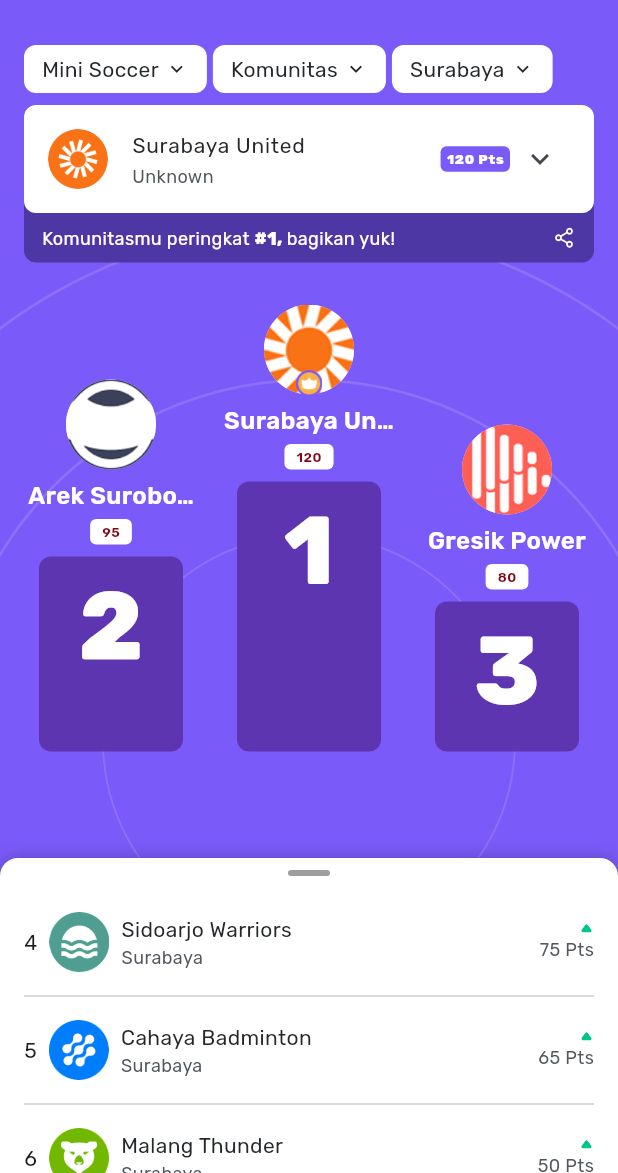
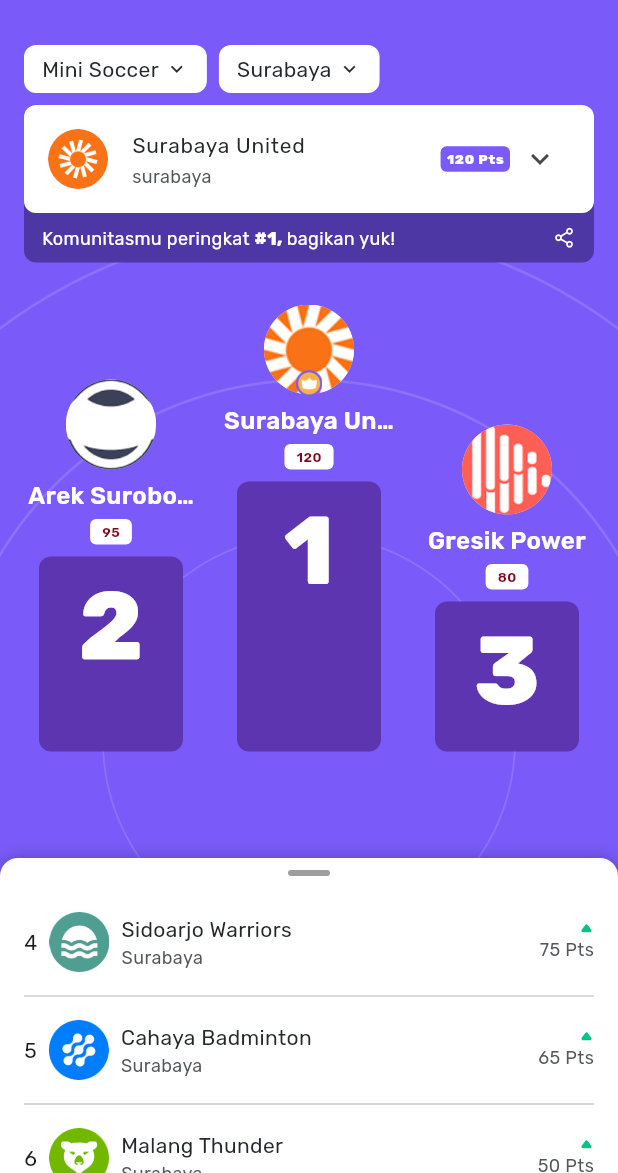
Before and after one commit to inisialer/leaderboard, a Flutter app: the screen it shows after launch, on a phone screen of 412 x 824 dp, the part 63-1236 px from its top. Run offline on Flutter 3.47's test engine with Material 3 defaults, Android fonts, the phone set to English and light mode, and no system bars; drawn by our look-alikes of sliding_up_panel; our stand-ins replace dotted_line, flutter_bloc, flutter_svg, google_fonts.

Commit message:
update baug textform,ui

```diff
--- a/lib/helper/global_function.dart
+++ b/lib/helper/global_function.dart
@@ -2,9 +2,7 @@ import 'package:dotted_line/dotted_line.dart';
 import 'package:flutter/material.dart';
 import 'package:flutter_bloc/flutter_bloc.dart';
 import 'package:google_fonts/google_fonts.dart';
-import 'package:leaderboard_app/bloc/category/category_cubit.dart';
 import 'package:leaderboard_app/bloc/filter/filter_cubit.dart';
-import 'package:leaderboard_app/bloc/region/region_cubit.dart';
 import 'package:leaderboard_app/bloc/type-leaderboard/type_leaderboard_cubit.dart';
 import 'package:leaderboard_app/helper/color_helper.dart';
 import 'package:leaderboard_app/helper/text_helper.dart';
@@ -175,17 +173,23 @@ void customBottomSheet(BuildContext context, Widget child) {
         borderRadius: BorderRadius.vertical(top: Radius.circular(20)),
       ),
       builder: (context) {
-        return Padding(padding: const EdgeInsets.all(16), child: child);
+        return Padding(
+            padding: EdgeInsets.only(
+              left: 16,
+              right: 16,
+              top: 16,
+              bottom: MediaQuery.of(context).viewInsets.bottom,
+            ),
+            child: child);
       });
 }
 
 String getItemImage(Map<String, dynamic> item) {
   if (item.containsKey('image')) {
-    return item['image']; // tunggal / komunitas
+    return item['image'];
   } else if (item.containsKey('players') &&
       (item['players'] as List).isNotEmpty) {
-    return (item['players'] as List)
-        .first['image']; // ganda, ambil player pertama
+    return (item['players'] as List).first['image'];
   }
-  return 'assets/images/default.png'; // fallback
+  return 'assets/images/default.png';
 }
--- a/lib/model/list_leaderboard_dummy.dart
+++ b/lib/model/list_leaderboard_dummy.dart
@@ -62,7 +62,7 @@ final List<Map<String, dynamic>> dummyLeaderboard = [
         "name": "Badminton",
         "type": "Tunggal",
         "category": "Tunggal",
-        "region": "Jakarta",
+        "region": "DKI Jakarta",
         "leaderboard": [
           {
             "rank": 1,
@@ -236,7 +236,7 @@ final List<Map<String, dynamic>> dummyLeaderboard = [
         "name": "Tennis Meja",
         "type": "Individual",
         "category": "Tunggal",
-        "region": "Jakarta",
+        "region": "DKI Jakarta",
         "leaderboard": [
           {
             "rank": 1,
@@ -278,8 +278,8 @@ final List<Map<String, dynamic>> dummyLeaderboard = [
       },
       {
         "name": "Mini Soccer",
-        "type": "komunitas",
-        "region": "Jakarta",
+        "type": "Komunitas",
+        "region": "DKI Jakarta",
         "leaderboard": [
           {
             "rank": 1,
@@ -339,7 +339,7 @@ final List<Map<String, dynamic>> dummyLeaderboard = [
       {
         "name": "Badminton",
         "type": "Individual",
-        "category": "Double",
+        "category": "Ganda",
         "region": "Yogyakarta",
         "leaderboard": [
           {
@@ -421,7 +421,7 @@ final List<Map<String, dynamic>> dummyLeaderboard = [
       {
         "name": "Table Tennis",
         "type": "Individual",
-        "category": "Double",
+        "category": "Ganda",
         "region": "Semarang",
         "leaderboard": [
           {
--- a/lib/ui/home/components/card_winner.dart
+++ b/lib/ui/home/components/card_winner.dart
@@ -1,9 +1,6 @@
-import 'package:flutter/material.dart';
-import 'package:flutter_svg/svg.dart';
-import 'package:leaderboard_app/helper/color_helper.dart';
-import 'package:leaderboard_app/helper/text_helper.dart';
 import 'package:flutter/material.dart';
 import 'package:flutter_svg/flutter_svg.dart';
+import 'package:flutter_svg/svg.dart';
 import 'package:leaderboard_app/helper/color_helper.dart';
 import 'package:leaderboard_app/helper/text_helper.dart';
 import 'package:leaderboard_app/ui/home/components/card_podium.dart';
@@ -145,7 +142,6 @@ class CardWinner extends StatelessWidget {
 
       case WinnerType.single:
       case WinnerType.soccer:
-      default:
         return CircleAvatar(
           radius: 20,
           backgroundImage: AssetImage(images.first),
--- a/lib/ui/home/home_screen.dart
+++ b/lib/ui/home/home_screen.dart
@@ -1,14 +1,10 @@
+import 'dart:developer';
+
 import 'package:flutter/material.dart';
 import 'package:flutter_bloc/flutter_bloc.dart';
 import 'package:flutter_svg/svg.dart';
-import 'package:leaderboard_app/bloc/category/category_cubit.dart';
-import 'package:leaderboard_app/bloc/category/category_state.dart';
 import 'package:leaderboard_app/bloc/filter/filter_cubit.dart';
 import 'package:leaderboard_app/bloc/filter/filter_state.dart';
-import 'package:leaderboard_app/bloc/region/region_cubit.dart';
-import 'package:leaderboard_app/bloc/region/region_state.dart';
-import 'package:leaderboard_app/bloc/sport/sport_cubit.dart';
-import 'package:leaderboard_app/bloc/sport/sport_state.dart';
 import 'package:leaderboard_app/helper/color_helper.dart';
 import 'package:leaderboard_app/helper/global_function.dart';
 import 'package:leaderboard_app/helper/text_helper.dart';
@@ -31,10 +27,10 @@ class _HomeScreenState extends State<HomeScreen> {
     return BlocBuilder<FilterCubit, FilterState>(
       builder: (context, state) {
         Map<String, dynamic>? sport;
+        log(state.filteredLeaderboard.toString());
         if (state.filteredLeaderboard.isNotEmpty) {
           sport = state.filteredLeaderboard.first;
         }
-
         return Scaffold(
             appBar: AppBar(
               leading: Icon(Icons.arrow_back_ios),
@@ -47,7 +43,7 @@ class _HomeScreenState extends State<HomeScreen> {
                   spacing: 8,
                   children: [
                     Text(
-                      state.season ?? "Current Season",
+                      state.season ?? sport?['season'],
                       style: white16w600,
                     ),
                     SvgPicture.asset('assets/icons/ic_play.svg')
@@ -77,6 +73,7 @@ class _HomeScreenState extends State<HomeScreen> {
                 ? CardResultEmpty()
                 : SlidingUpPanel(
                     minHeight: 210,
+                    maxHeight: MediaQuery.of(context).size.height * 0.81,
                     borderRadius: BorderRadius.only(
                         topLeft: Radius.circular(12),
                         topRight: Radius.circular(12)),
@@ -98,17 +95,20 @@ class _HomeScreenState extends State<HomeScreen> {
                               spacing: 4,
                               children: [
                                 CardDropdown(
-                                  title: state.sport ?? 'Mini Soccer',
+                                  title: state.sport ?? sport['name'],
                                   onTap: () {
                                     showSportPicker(context);
                                   },
                                 ),
-
-                                CardDropdown(
-                                  title: state.category ?? 'Komunitas',
-                                  onTap: () {
-                                    showCategorySportPicker(context);
-                                  },
+                                Visibility(
+                                  visible: sport.isNotEmpty &&
+                                      sport['type'] != 'Komunitas',
+                                  child: CardDropdown(
+                                    title: state.category ?? sport['type'],
+                                    onTap: () {
+                                      showCategorySportPicker(context);
+                                    },
+                                  ),
                                 ),
                                 CardDropdown(
                                   title: state.region ?? 'Surabaya',
@@ -116,28 +116,22 @@ class _HomeScreenState extends State<HomeScreen> {
                                     showRegionPicker(context);
                                   },
                                 ),
-
-                                // BlocBuilder<TypeLeaderboardCubit, TypeLeaderboardState?>(
-                                //   builder: (context, region) {
-                                //     return CardDropdown(
-                                //       title:
-                                //           region?.appliedTypeLeaderboard?.name ?? 'Overall',
-                                //       onTap: () {
-                                //         showTypeLeaderboardPicker(context);
-                                //       },
-                                //     );
-                                //   },
-                                // ),
                               ],
                             ),
                           ),
                           BlocBuilder<FilterCubit, FilterState>(
                             builder: (context, filterState) {
-                              final selectedCategory =
-                                  filterState.category?.toLowerCase() ?? '';
+                              final selectedCategory = filterState.category
+                                      ?.toLowerCase() ??
+                                  sport?['category'].toString().toLowerCase() ??
+                                  '';
                               final selectedSport =
-                                  filterState.sport?.toLowerCase() ?? '';
-                              final selectedRegion = filterState.region ?? '';
+                                  filterState.sport?.toLowerCase() ??
+                                      sport?['name'].toString().toLowerCase() ??
+                                      '';
+                              final selectedRegion = filterState.region ??
+                                  sport?['region'].toString().toLowerCase() ??
+                                  '';
 
                               final isMiniSoccer =
                                   selectedSport == 'mini soccer';
@@ -145,7 +139,6 @@ class _HomeScreenState extends State<HomeScreen> {
                               final isGanda = selectedCategory == 'ganda' ||
                                   selectedCategory == 'double';
 
-                              // Ambil item pertama dari filteredLeaderboard
                               final sportData =
                                   filterState.filteredLeaderboard.isNotEmpty
                                       ? filterState.filteredLeaderboard.first
@@ -157,7 +150,6 @@ class _HomeScreenState extends State<HomeScreen> {
                                   ? (sportData['leaderboard'] as List).first
                                   : null;
 
-                              // Tentukan subtitle sesuai tipe
                               String subtitle;
                               if (isMiniSoccer) {
                                 subtitle = selectedRegion.isNotEmpty
@@ -177,7 +169,6 @@ class _HomeScreenState extends State<HomeScreen> {
                                 subtitle = '-';
                               }
 
-                              // Tentukan images sesuai tipe
                               List<String> images;
                               if (isMiniSoccer) {
                                 images = [
@@ -214,10 +205,7 @@ class _HomeScreenState extends State<HomeScreen> {
                                 images: images,
                                 points: firstItem?['points'] ?? 0,
                                 rank: firstItem?['rank'] ?? 0,
-                                onShare: () {
-                                  print(
-                                      'Share ${isMiniSoccer ? 'komunitas' : 'individual'}!');
-                                },
+                                onShare: () {},
                               );
                             },
                           ),
--- a/lib/widgets/region_filter_dialog.dart
+++ b/lib/widgets/region_filter_dialog.dart
@@ -6,12 +6,8 @@ import 'package:flutter_bloc/flutter_bloc.dart';
 import 'package:flutter_svg/svg.dart';
 import 'package:leaderboard_app/bloc/filter/filter_cubit.dart';
 import 'package:leaderboard_app/bloc/filter/filter_state.dart';
-import 'package:leaderboard_app/bloc/region/region_cubit.dart';
-import 'package:leaderboard_app/bloc/region/region_state.dart';
-import 'package:leaderboard_app/helper/color_helper.dart';
 import 'package:leaderboard_app/helper/text_helper.dart';
 import 'package:leaderboard_app/model/region_dummy.dart';
-import 'package:leaderboard_app/model/sport_dummy.dart';
 import 'package:leaderboard_app/widgets/main_textfield.dart';
 
 class RegionFilterDialog extends StatelessWidget {
```
